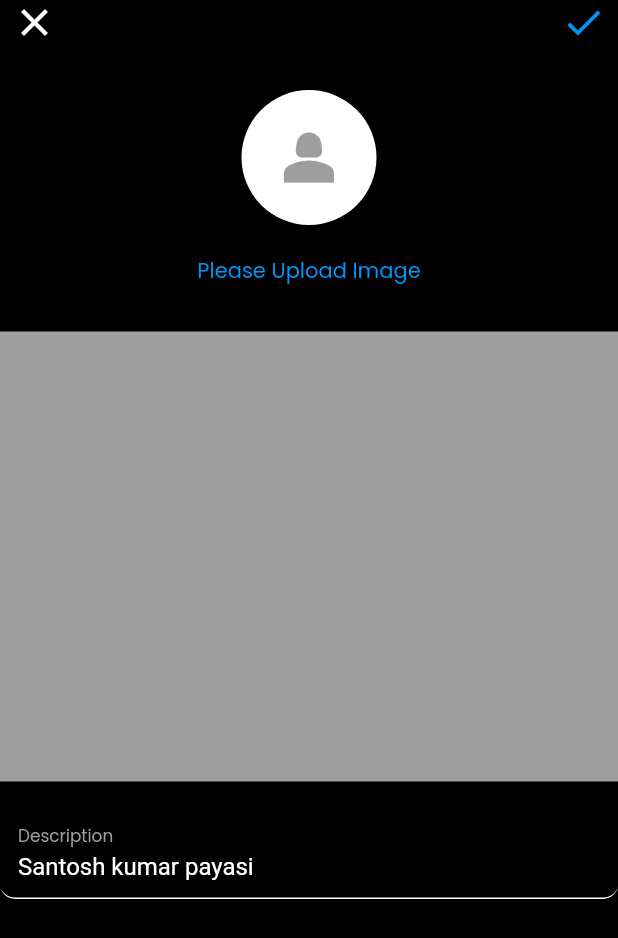
After one commit to SantoshPayasi/instagram_clone, a Flutter app: the EditPostScreen screen opened directly, on a phone screen of 412 x 824 dp. The commit adds this screen. Shown: the top 938 px of the screen. Run offline on Flutter 3.47's test engine with Material 2 defaults, Android fonts, the phone set to English and light mode, and no system bars; our stand-ins replace firebase_core, flutter_svg, font_awesome_flutter, google_fonts; accounts and stored records are empty.

Commit message:
Post editing screen is completed

```diff
--- /dev/null
+++ b/lib/features/presentation/pages/Home/editPostScreen.dart
@@ -0,0 +1,79 @@
+// ignore_for_file: file_names
+
+import 'package:flutter/material.dart';
+import 'package:instagram_clone/constInfo.dart';
+import 'package:instagram_clone/features/presentation/pages/Profile/widget/profile_edit_form_widget.dart';
+
+class EditPostScreen extends StatelessWidget {
+  const EditPostScreen({super.key});
+
+  @override
+  Widget build(BuildContext context) {
+    final TextEditingController description =
+        TextEditingController(text: "Santosh kumar payasi");
+
+    return Scaffold(
+      backgroundColor: DesignColors.backgroundColor,
+      body: SafeArea(
+        child: Column(
+          children: [
+            Padding(
+              padding: const EdgeInsets.symmetric(horizontal: 8.0),
+              child: Row(
+                mainAxisAlignment: MainAxisAlignment.spaceBetween,
+                children: [
+                  GestureDetector(
+                      onTap: () {
+                        Navigator.pop(context);
+                      },
+                      child: const Icon(
+                        Icons.clear_outlined,
+                        size: 30,
+                      )),
+                  GestureDetector(
+                      child: const Icon(
+                    Icons.check,
+                    color: DesignColors.blueColor,
+                    size: 30,
+                  ))
+                ],
+              ),
+            ),
+            Container(
+                padding: const EdgeInsets.symmetric(vertical: 30),
+                child: Column(
+                  children: [
+                    const CircleAvatar(
+                      backgroundColor: DesignColors.primaryColor,
+                      radius: 45,
+                      child: Icon(
+                        Icons.person_2,
+                        color: DesignColors.secondryColor,
+                        size: 50,
+                      ),
+                    ),
+                    heightBox(20),
+                    Text(
+                      "Please Upload Image",
+                      style: DesignColors.fontStyle
+                          .copyWith(color: DesignColors.blueColor),
+                    ),
+                  ],
+                )),
+            Container(
+              height: 300,
+              width: MediaQuery.of(context).size.width,
+              decoration:
+                  const BoxDecoration(color: DesignColors.secondryColor),
+            ),
+            heightBox(20),
+            Expanded(
+              child: EditProfileForm(
+                  controller: description, lable: "Description"),
+            )
+          ],
+        ),
+      ),
+    );
+  }
+}
```
Also changed, not shown: lib/features/presentation/pages/Home/Home_screen.dart (+49 -1 lines).
